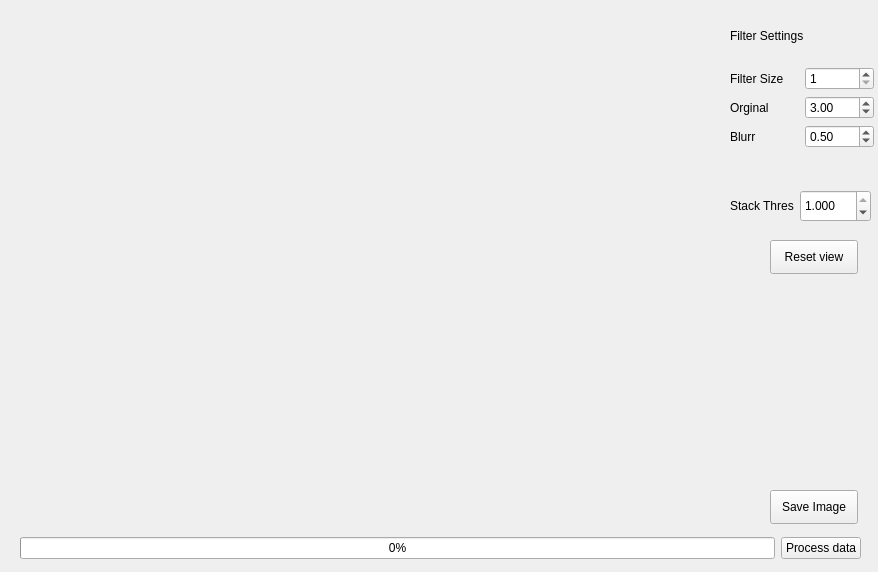
BasilFinn/planetStacker, file src/ui/widget.ui: the form before one commit.
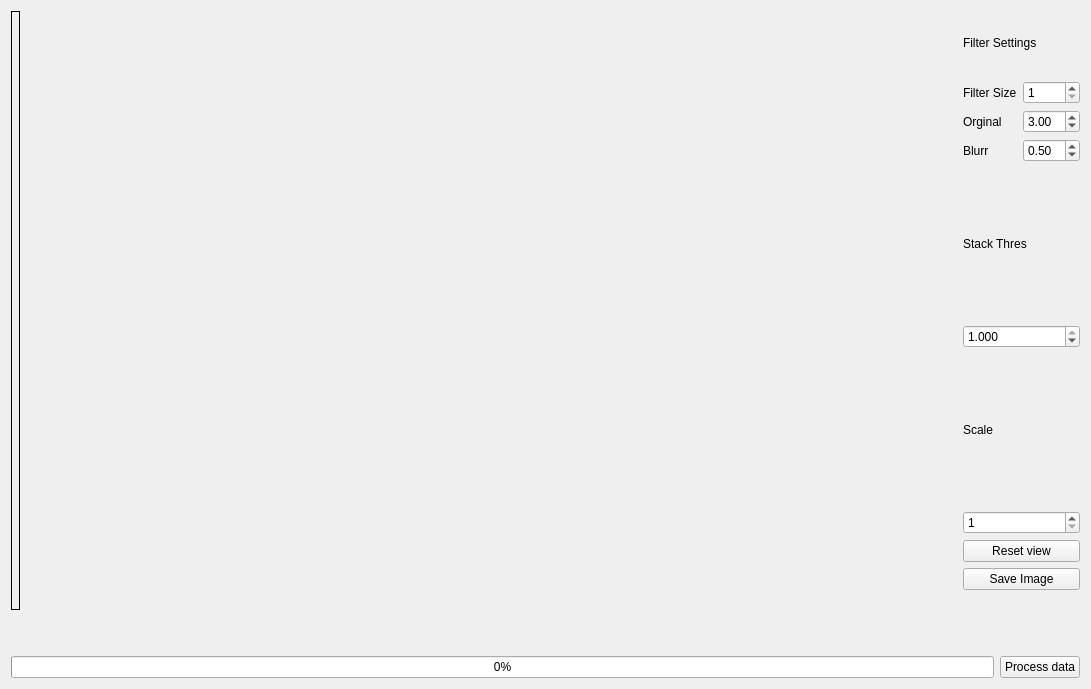
The form after the commit.

```diff
--- a/src/ui/widget.ui
+++ b/src/ui/widget.ui
@@ -6,67 +6,51 @@
    <rect>
     <x>0</x>
     <y>0</y>
-    <width>878</width>
-    <height>572</height>
+    <width>1091</width>
+    <height>689</height>
    </rect>
   </property>
   <property name="windowTitle">
    <string>Form</string>
   </property>
+  <layout class="QVBoxLayout" name="verticalLayout_5">
+   <item>
+    <layout class="QHBoxLayout" name="horizontalLayout_3">
+     <item>
   <widget class="QLabel" name="label_image">
-   <property name="geometry">
-    <rect>
-     <x>10</x>
-     <y>10</y>
-     <width>671</width>
-     <height>501</height>
-    </rect>
-   </property>
    <property name="maximumSize">
     <size>
      <width>16777215</width>
      <height>16777215</height>
     </size>
    </property>
+       <property name="frameShape">
+        <enum>QFrame::Box</enum>
+       </property>
    <property name="text">
     <string/>
    </property>
   </widget>
-  <widget class="QWidget" name="layoutWidget">
-   <property name="geometry">
-    <rect>
-     <x>20</x>
-     <y>530</y>
-     <width>841</width>
-     <height>36</height>
-    </rect>
-   </property>
-   <layout class="QHBoxLayout" name="horizontalLayout">
-    <item>
-     <widget class="QProgressBar" name="progressBar">
-      <property name="value">
-       <number>0</number>
-      </property>
-     </widget>
     </item>
     <item>
-     <widget class="QPushButton" name="pushButton_loadData">
-      <property name="text">
-       <string>Process data</string>
-      </property>
-     </widget>
-    </item>
-   </layout>
-  </widget>
-  <widget class="QWidget" name="layoutWidget">
-   <property name="geometry">
-    <rect>
-     <x>730</x>
-     <y>10</y>
-     <width>144</width>
-     <height>138</height>
-    </rect>
-   </property>
+      <spacer name="horizontalSpacer">
+       <property name="orientation">
+        <enum>Qt::Horizontal</enum>
+       </property>
+       <property name="sizeType">
+        <enum>QSizePolicy::Expanding</enum>
+       </property>
+       <property name="sizeHint" stdset="0">
+        <size>
+         <width>40</width>
+         <height>20</height>
+        </size>
+       </property>
+      </spacer>
+     </item>
+     <item>
+      <layout class="QVBoxLayout" name="verticalLayout_4">
+       <item>
    <layout class="QVBoxLayout" name="verticalLayout_3">
     <item>
      <widget class="QLabel" name="label_filterSettings">
@@ -145,29 +129,16 @@
      </layout>
     </item>
    </layout>
-  </widget>
+       </item>
+       <item>
   <widget class="QLabel" name="label_4">
-   <property name="geometry">
-    <rect>
-     <x>730</x>
-     <y>190</y>
-     <width>71</width>
-     <height>32</height>
-    </rect>
-   </property>
    <property name="text">
     <string>Stack Thres</string>
    </property>
   </widget>
+       </item>
+       <item>
   <widget class="QDoubleSpinBox" name="doubleSpinBox_stackThres">
-   <property name="geometry">
-    <rect>
-     <x>800</x>
-     <y>190</y>
-     <width>71</width>
-     <height>32</height>
-    </rect>
-   </property>
    <property name="decimals">
     <number>3</number>
    </property>
@@ -181,32 +152,90 @@
     <double>1.000000000000000</double>
    </property>
   </widget>
+       </item>
+       <item>
+        <widget class="QLabel" name="label_5">
+         <property name="text">
+          <string>Scale</string>
+         </property>
+        </widget>
+       </item>
+       <item>
+        <widget class="QSpinBox" name="spinBox_scaleFactor">
+         <property name="minimum">
+          <number>1</number>
+         </property>
+        </widget>
+       </item>
+       <item>
   <widget class="QPushButton" name="pushButton_resetView">
-   <property name="geometry">
-    <rect>
-     <x>770</x>
-     <y>240</y>
-     <width>88</width>
-     <height>34</height>
-    </rect>
-   </property>
    <property name="text">
     <string>Reset view</string>
    </property>
   </widget>
+       </item>
+       <item>
   <widget class="QPushButton" name="pushButton_saveImage">
-   <property name="geometry">
-    <rect>
-     <x>770</x>
-     <y>490</y>
-     <width>88</width>
-     <height>34</height>
-    </rect>
-   </property>
    <property name="text">
     <string>Save Image</string>
    </property>
   </widget>
+       </item>
+       <item>
+        <spacer name="horizontalSpacer_2">
+         <property name="orientation">
+          <enum>Qt::Horizontal</enum>
+         </property>
+         <property name="sizeType">
+          <enum>QSizePolicy::Minimum</enum>
+         </property>
+         <property name="sizeHint" stdset="0">
+          <size>
+           <width>40</width>
+           <height>20</height>
+          </size>
+         </property>
+        </spacer>
+       </item>
+      </layout>
+     </item>
+    </layout>
+   </item>
+   <item>
+    <spacer name="verticalSpacer">
+     <property name="orientation">
+      <enum>Qt::Vertical</enum>
+     </property>
+     <property name="sizeType">
+      <enum>QSizePolicy::Minimum</enum>
+     </property>
+     <property name="sizeHint" stdset="0">
+      <size>
+       <width>5</width>
+       <height>40</height>
+      </size>
+     </property>
+    </spacer>
+   </item>
+   <item>
+    <layout class="QHBoxLayout" name="horizontalLayout">
+     <item>
+      <widget class="QProgressBar" name="progressBar">
+       <property name="value">
+        <number>0</number>
+       </property>
+      </widget>
+     </item>
+     <item>
+      <widget class="QPushButton" name="pushButton_loadData">
+       <property name="text">
+        <string>Process data</string>
+       </property>
+      </widget>
+     </item>
+    </layout>
+   </item>
+  </layout>
  </widget>
  <resources/>
  <connections/>
```
Lines whose indentation alone changed are shown as unchanged.
